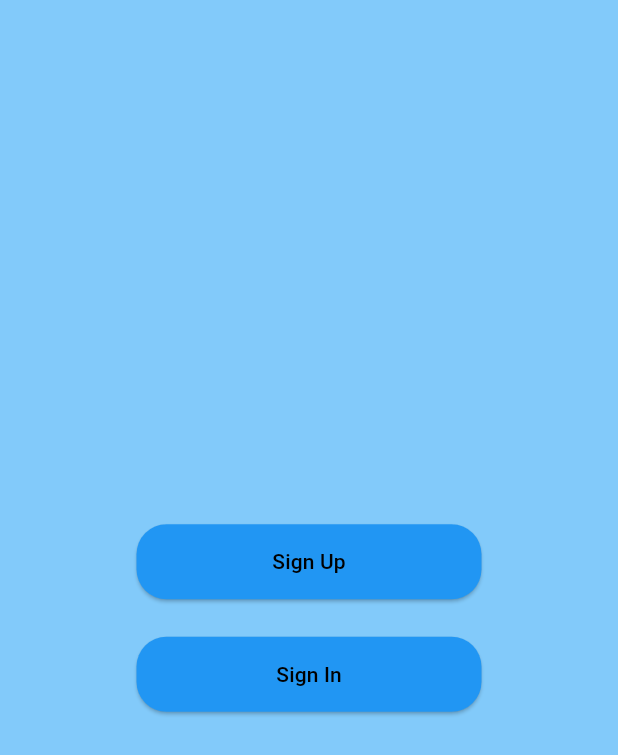
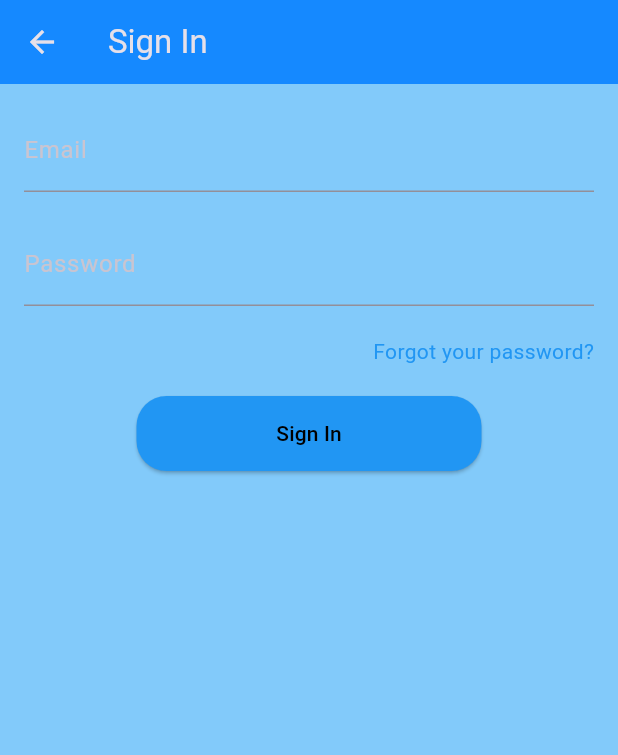
Before and after one commit to IslamAboElqasem/VSD, a Flutter app: the WelcomeViewBody screen opened directly, after a tap on "Sign In", on a phone screen of 412 x 824 dp. Shown: the top 755 px of the screen. Run offline on Flutter 3.47's test engine with Material 3 defaults, Android fonts, the phone set to English and light mode, and no system bars.

Commit message:
create sign in screan and show toast widget

```diff
--- /dev/null
+++ b/vigilsafedriversystem/lib/Features/Sign_In/presentation/views/sign_in_view.dart
@@ -0,0 +1,12 @@
+import 'package:flutter/material.dart';
+
+import 'widgets/sign_in_view_body.dart';
+
+class SignInView extends StatelessWidget {
+  const SignInView({super.key});
+
+  @override
+  Widget build(BuildContext context) {
+    return SignInViewBody();
+  }
+}
--- /dev/null
+++ b/vigilsafedriversystem/lib/Features/Sign_In/presentation/views/widgets/sign_in_view_body.dart
@@ -0,0 +1,60 @@
+import 'package:flutter/material.dart';
+
+class SignInViewBody extends StatelessWidget {
+  SignInViewBody({super.key});
+
+  TextEditingController email = TextEditingController();
+  TextEditingController password = TextEditingController();
+
+  @override
+  Widget build(BuildContext context) {
+    return Scaffold(
+        appBar: AppBar(
+          backgroundColor: const Color(0xFF1589FF),
+          title: const Text('Sign In'),
+        ),
+        body: Padding(
+            padding: const EdgeInsets.all(16.0),
+            child: Column(
+                crossAxisAlignment: CrossAxisAlignment.center,
+                children: [
+                  TextFormField(
+                    decoration: const InputDecoration(labelText: 'Email'),
+                    controller: email,
+                  ),
+                  const SizedBox(height: 20),
+                  TextFormField(
+                    decoration: const InputDecoration(labelText: 'Password'),
+                    obscureText: true,
+                    controller: password,
+                  ),
+                  const SizedBox(height: 20),
+                  GestureDetector(
+                    onTap: () {},
+                    child: const Align(
+                      alignment: Alignment.centerRight,
+                      child: Text(
+                        'Forgot your password?',
+                        style: TextStyle(color: Colors.blue),
+                      ),
+                    ),
+                  ),
+                  const SizedBox(height: 20),
+                  SizedBox(
+                    width: 230,
+                    height: 50,
+                    child: ElevatedButton(
+                      onPressed: () {},
+                      style: ElevatedButton.styleFrom(
+                        foregroundColor: Colors.black,
+                        backgroundColor: Colors.blue,
+                        shape: const RoundedRectangleBorder(
+                            borderRadius:
+                                BorderRadius.all(Radius.circular(20))),
+                      ),
+                      child: const Text('Sign In'),
+                    ),
+                  )
+                ])));
+  }
+}
--- a/vigilsafedriversystem/lib/Features/Welcome/presentation/views/widgets/welcome_view_body.dart
+++ b/vigilsafedriversystem/lib/Features/Welcome/presentation/views/widgets/welcome_view_body.dart
@@ -1,4 +1,5 @@
 import 'package:flutter/material.dart';
+import 'package:vigilsafedriversystem/Features/Sign_In/presentation/views/sign_in_view.dart';
 
 class WelcomeViewBody extends StatelessWidget {
   const WelcomeViewBody({super.key});
@@ -28,7 +29,13 @@ class WelcomeViewBody extends StatelessWidget {
               width: 230,
               height: 50,
               child: ElevatedButton(
-                onPressed: () {},
+                onPressed: () {
+                  Navigator.push(
+                      context,
+                      MaterialPageRoute(
+                        builder: (context) => const SignInView(),
+                      ));
+                },
                 style: ElevatedButton.styleFrom(
                   foregroundColor: Colors.black,
                   backgroundColor: Colors.blue,
--- /dev/null
+++ b/vigilsafedriversystem/lib/core/widgets/show_toast.dart
@@ -0,0 +1,15 @@
+import 'package:flutter/material.dart';
+
+void showToast(BuildContext context, String txt, Color color) {
+  final scaffold = ScaffoldMessenger.of(context);
+  scaffold.showSnackBar(
+    SnackBar(
+      backgroundColor: color,
+      content: Text(
+        txt,
+        style: const TextStyle(fontSize: 18),
+      ),
+      //action: SnackBarAction(label: 'UNDO', onPressed: scaffold.hideCurrentSnackBar),
+    ),
+  );
+}
```
